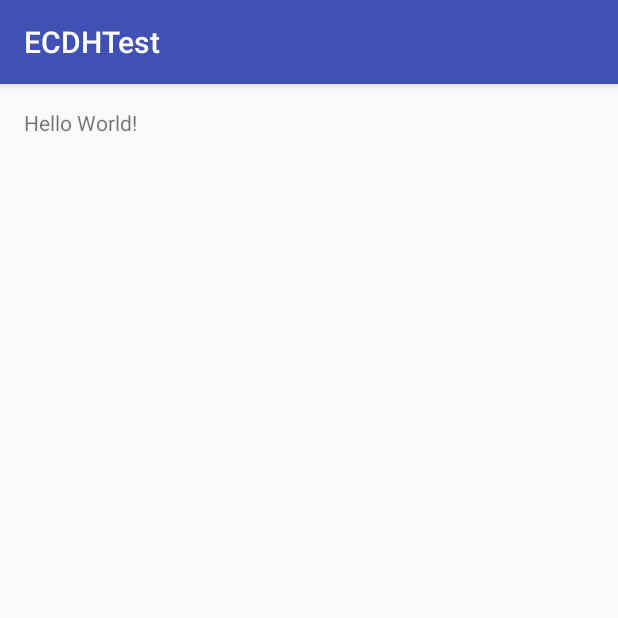
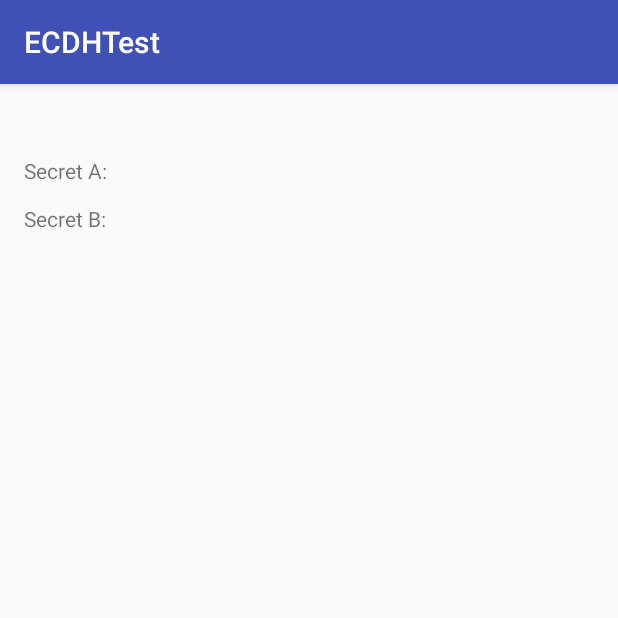
Before and after one commit to tcolligan-ap/ECDHTest, an Android app: the screen it shows after launch (MainActivity), on a phone screen of 412 x 824 dp, the top half of it. Run offline under Robolectric (Android 15) with nearby library versions, the phone set to English and light mode, and no system bars; 10 statements that could not run were skipped.

Commit message:
Added MainActivity Tests

```diff
--- a/ECDHTest/app/src/main/java/com/tcolligan/ecdhtest/MainActivity.java
+++ b/ECDHTest/app/src/main/java/com/tcolligan/ecdhtest/MainActivity.java
@@ -2,14 +2,48 @@ package com.tcolligan.ecdhtest;
 
 import android.support.v7.app.AppCompatActivity;
 import android.os.Bundle;
+import android.util.Log;
+import android.widget.TextView;
 
 public class MainActivity extends AppCompatActivity
 {
+    private static final String LOG_TAG = "TEST";
+    private TextView textView;
 
     @Override
     protected void onCreate(Bundle savedInstanceState)
     {
         super.onCreate(savedInstanceState);
         setContentView(R.layout.activity_main);
+
+        textView = (TextView) findViewById(R.id.textView);
+
+        ECDHLibrary.test();
+
+        // Test for ECDHLibrary
+        ECDHKeyPair aliceKeyPair = ECDHLibrary.generateKeyPair();
+        ECDHKeyPair bobKeyPair = ECDHLibrary.generateKeyPair();
+
+        log(LOG_TAG, String.format("Alice Key Pair: %s", aliceKeyPair.toString()));
+        log(LOG_TAG, String.format("Bob Key Pair: %s", bobKeyPair.toString()));
+
+        byte[] sharedSecretA = ECDHLibrary.getSharedSecret(bobKeyPair.publicKey, aliceKeyPair.privateKey);
+        byte[] sharedSecretB = ECDHLibrary.getSharedSecret(aliceKeyPair.publicKey, bobKeyPair.privateKey);
+
+        String hexA = Utils.bytesToHexString(sharedSecretA);
+        String hexB = Utils.bytesToHexString(sharedSecretB);
+
+        log(LOG_TAG, String.format("Secret A: %s", hexA));
+        log(LOG_TAG, String.format("Secret B: %s", hexB));
+    }
+
+    private void log(String tag, String message)
+    {
+        String text = textView.getText().toString();
+        text += "\n\n";
+        text += message;
+
+        textView.setText(text);
+        Log.d(tag, message);
     }
 }
--- a/ECDHTest/app/src/main/res/layout/activity_main.xml
+++ b/ECDHTest/app/src/main/res/layout/activity_main.xml
@@ -11,7 +11,7 @@
     tools:context="com.tcolligan.ecdhtest.MainActivity">
 
     <TextView
+        android:id="@+id/textView"
         android:layout_width="wrap_content"
-        android:layout_height="wrap_content"
-        android:text="Hello World!"/>
+        android:layout_height="wrap_content"/>
 </RelativeLayout>
```
